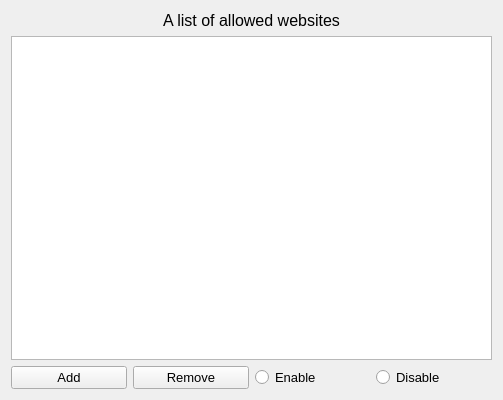
Old version of the form EditWindow.ui in the repository Hayden2018/2012H-Project.
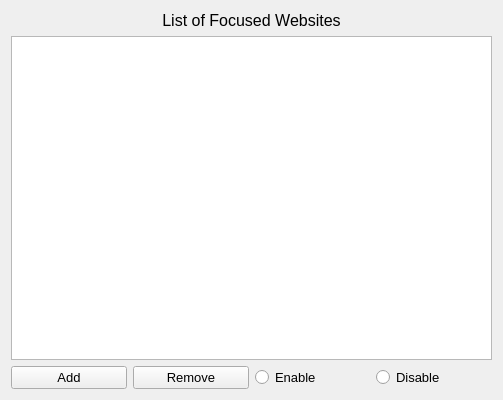
New version of the form.

```diff
--- a/EditWindow.ui
+++ b/EditWindow.ui
@@ -86,7 +86,7 @@
       </font>
      </property>
      <property name="text">
-      <string>A list of allowed websites</string>
+      <string>List of Focused Websites</string>
      </property>
      <property name="alignment">
       <set>Qt::AlignCenter</set>
```
Left out of the diff: 72 changed lines with no effect on the pictures.
